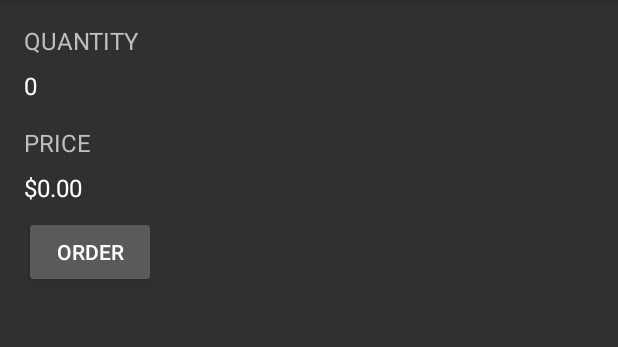
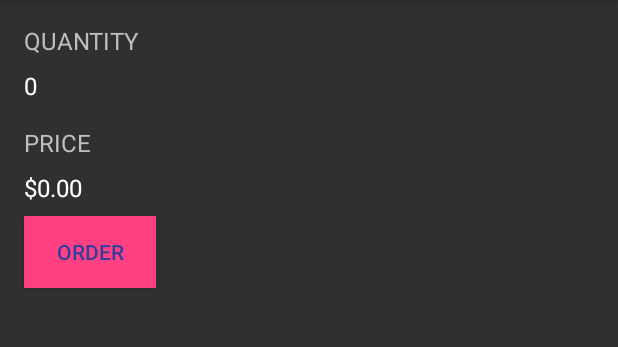
Before and after one commit to rowland007/JustJava, an Android app: the screen it shows after launch (MainActivity), on a phone screen of 412 x 824 dp, the part 84-431 px from its top. Run offline under Robolectric (Android 15) with nearby library versions, the phone set to English and light mode, and no system bars.

Commit message:
Style: Add accent color to button
Not a requirement of the tutorial but just wanted to experiment with
the colors and how to change colors of a button.

```diff
--- a/app/src/main/res/layout/activity_main.xml
+++ b/app/src/main/res/layout/activity_main.xml
@@ -55,6 +55,8 @@
         android:layout_height="wrap_content"
         android:onClick="submitOrder"
         android:text="@string/order_button"
+        android:background="@color/colorAccent"
+        android:textColor="@color/colorPrimaryDark"
         android:layout_marginTop="8dp"
         android:layout_marginStart="16dp"/>
 
```
